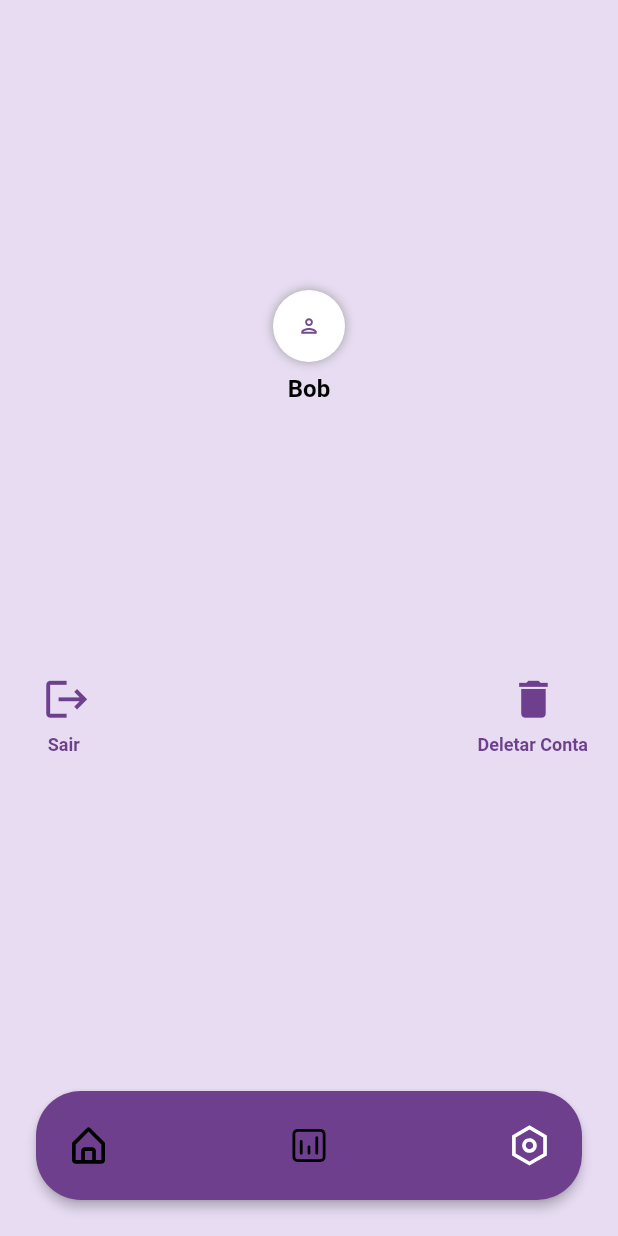
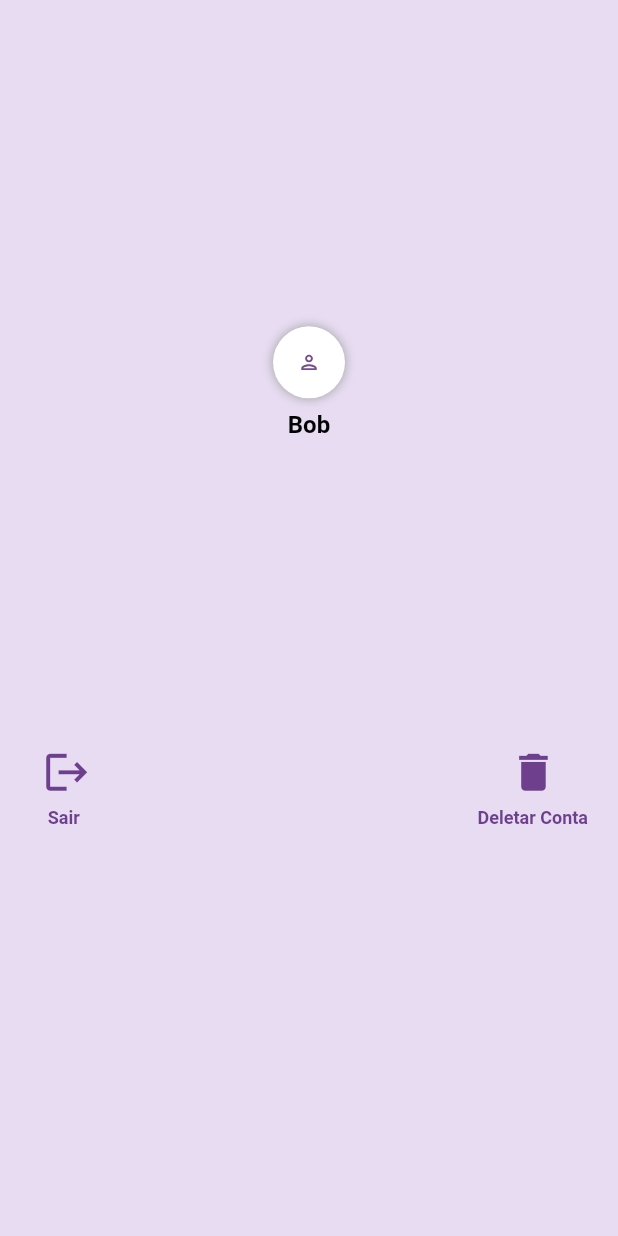
Before and after one commit to yurilima7/Sales-Manager, a Flutter app: the Configuracao widget shown alone on an empty page, opened directly, on a phone screen of 412 x 824 dp. Run offline on Flutter 3.47's test engine with Material 2 defaults, Android fonts, the phone set to English and light mode, and no system bars; our stand-ins replace cloud_firestore, firebase_auth, firebase_core, flutter_svg; accounts and stored records are empty.

Commit message:
Tab Bar
Modificações para inserção de uma tabbar nas telas princinpal, configurações e dados. Adicionando um arquivo de controle dessa tab.

```diff
--- a/sales_manager/lib/components/card_inferior.dart
+++ /dev/null
@@ -1,61 +0,0 @@
-import 'package:flutter/material.dart';
-import 'package:flutter_svg/flutter_svg.dart';
-
-class CardInferior extends StatelessWidget {
-
-  final bool ativo;
-  final bool ativo2;
-  final bool ativo3;
-
-  const CardInferior(
-      {Key? key,
-      this.ativo = false,
-      this.ativo2 = false,
-      this.ativo3 = false})
-      : super(key: key);
-
-  @override
-  Widget build(BuildContext context) {
-    const String caminho = 'assets/icons/home.svg';
-    const String caminho2 = 'assets/icons/dados.svg';
-    const String caminho3 = 'assets/icons/configurações.svg';
-    const String proximo = '/principal';
-    const String proximo2 = '/dados';
-    const String proximo3 = '/configuracao';
-
-    // Função que retorna o widget de botão
-    Widget botaoIcone(String nome, String proxTela, bool corPreta) {
-
-      return Ink(
-        width: MediaQuery.of(context).size.width * 0.11,
-        child: IconButton(
-          onPressed: () => {Navigator.pushNamed(context, proxTela)},
-          icon: SvgPicture.asset(
-            nome,
-            height: MediaQuery.of(context).size.height * 0.25,
-            width: MediaQuery.of(context).size.width * 0.25,
-            allowDrawingOutsideViewBox: true,
-            color: corPreta ? Colors.white : Colors.black,
-          ),
-        ),
-      );
-    }
-
-    return Card(
-      color: const Color(0xFF6D3F8C),
-      elevation: 3,
-      shape: RoundedRectangleBorder(borderRadius: BorderRadius.circular(30)),
-      child: Padding(
-        padding: EdgeInsets.all(MediaQuery.of(context).size.height * 0.015),
-        child: Row(
-          mainAxisAlignment: MainAxisAlignment.spaceBetween,
-          children: [
-            botaoIcone(caminho, proximo, ativo),
-            botaoIcone(caminho2, proximo2, ativo2),
-            botaoIcone(caminho3, proximo3, ativo3),
-          ],
-        ),
-      ),
-    );
-  }
-}
--- a/sales_manager/lib/main.dart
+++ b/sales_manager/lib/main.dart
@@ -17,6 +17,7 @@ import 'package:sales_manager/screens/principal.dart';
 import 'package:sales_manager/screens/produtos_pagos.dart';
 import 'package:sales_manager/screens/seleciona_compra.dart';
 import 'package:firebase_core/firebase_core.dart';
+import 'package:sales_manager/screens/tap_bar_telas.dart';
 import 'firebase_options.dart';
 
 void main() async {
@@ -50,6 +51,7 @@ class SalesManager extends StatelessWidget {
       routes: {
         '/login': (context) => const Login(),
         '/criarConta': (context) => const CriarConta(),
+        '/telas':(context) => const PercorreTelas(),
         '/principal': (context) => const Principal(),
         '/opcaoDeVenda': (context) => const OpcaoVenda(),
         '/addCliente': (context) => const AdicionarCliente(),
--- a/sales_manager/lib/screens/configuracao.dart
+++ b/sales_manager/lib/screens/configuracao.dart
@@ -1,15 +1,13 @@
 import 'package:flutter/material.dart';
 import 'package:flutter_svg/flutter_svg.dart';
-import 'package:sales_manager/components/card_inferior.dart';
 
 class Configuracao extends StatelessWidget {
   const Configuracao({Key? key}) : super(key: key);
 
   @override
   Widget build(BuildContext context) {
-    return Scaffold(
 
-      body: Padding(
+    return Padding(
         padding: const EdgeInsets.all(20.0),
 
         child: Column(
@@ -96,11 +94,8 @@ class Configuracao extends StatelessWidget {
                 ],
               ),
             ),
-
-            const CardInferior(ativo3: true)
           ],
         ),
-      ),
-    );
+      );
   }
 }
--- a/sales_manager/lib/screens/login.dart
+++ b/sales_manager/lib/screens/login.dart
@@ -4,7 +4,7 @@ import 'package:sales_manager/components/botao.dart';
 import 'package:sales_manager/components/botao_social.dart';
 import 'package:sales_manager/components/botao_texto.dart';
 import 'package:sales_manager/components/input.dart';
-import 'package:sales_manager/screens/principal.dart';
+import 'package:sales_manager/screens/tap_bar_telas.dart';
 
 class Login extends StatefulWidget {
   const Login({Key? key}) : super(key: key);
@@ -31,7 +31,7 @@ class _LoginState extends State<Login> {
 
     Navigator.pushAndRemoveUntil<void>(
       context,
-      MaterialPageRoute<void>(builder: (BuildContext context) => const Principal()),
+      MaterialPageRoute<void>(builder: (BuildContext context) => const PercorreTelas()),
       (route) => false,
     );
   }
```
Also changed, not shown: sales_manager/lib/screens/dados.dart (+2 -6 lines), sales_manager/lib/screens/principal.dart (+64 -74 lines), sales_manager/lib/screens/tap_bar_telas.dart (added, +118 -0 lines).
